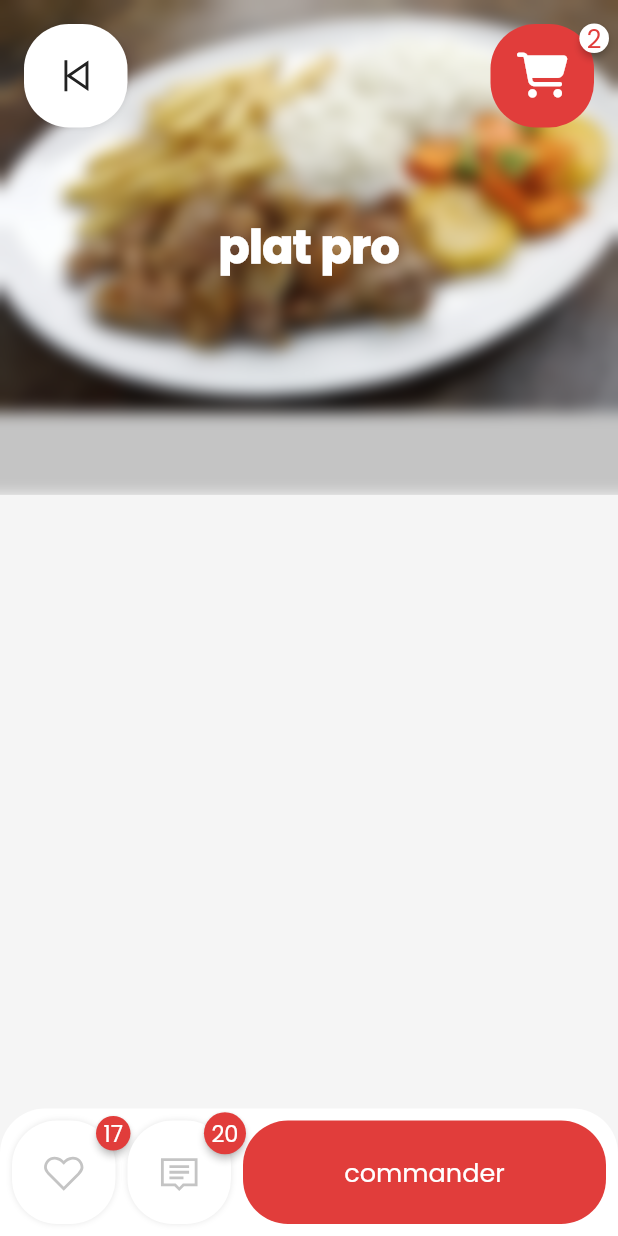
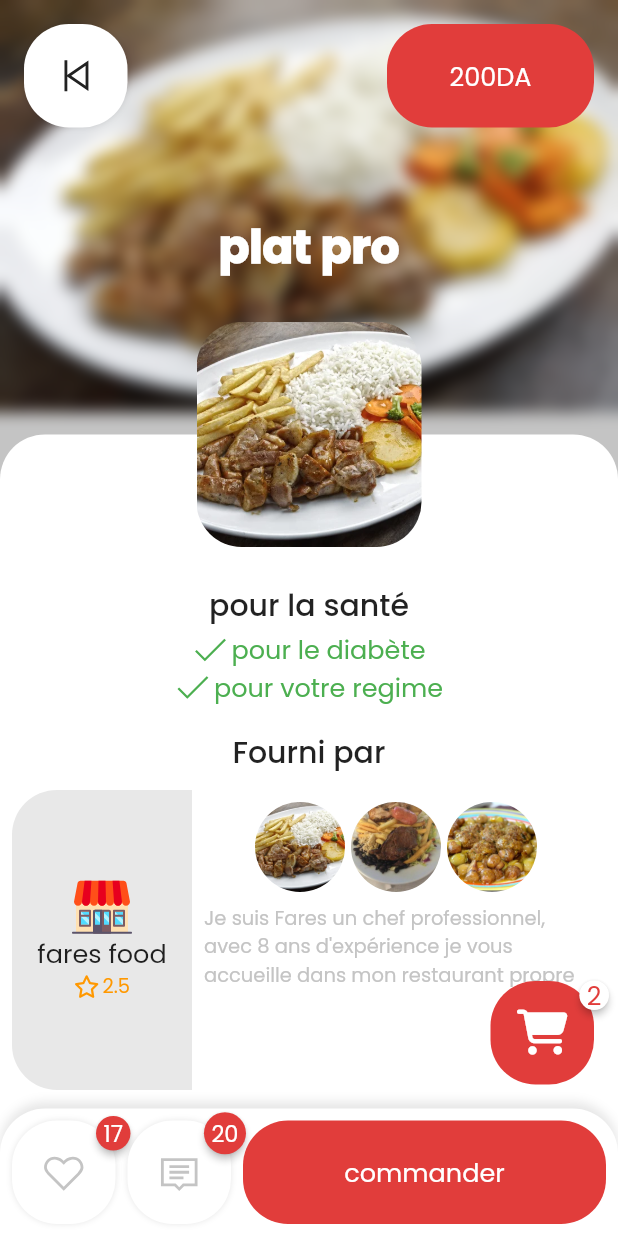
Before and after one commit to HoussemRabah/maclat, a Flutter app: the FoodScreen screen opened directly, on a phone screen of 412 x 824 dp. Run offline on Flutter 3.47's test engine with Material 2 defaults, Android fonts, the phone set to English and light mode, and no system bars; drawn by our look-alikes of badges, blur; our stand-ins replace card_swiper, dots_indicator, flutter_custom_clippers, flutter_svg, font_awesome_flutter, line_icons and 1 more.

Commit message:
improve food page

```diff
--- a/lib/UI/Screens/food.dart
+++ b/lib/UI/Screens/food.dart
@@ -4,9 +4,14 @@ import 'package:font_awesome_flutter/font_awesome_flutter.dart';
 import 'package:line_icons/line_icon.dart';
 import 'package:line_icons/line_icons.dart';
 import 'package:mbh/Core/constants.dart';
+import 'package:mbh/Logic/Modules/food.dart';
 import 'package:mbh/UI/Decoration/covers.dart';
+import 'package:mbh/UI/Widgets/appbar.dart';
+import 'package:mbh/UI/Widgets/checkedline.dart';
 import 'package:mbh/UI/Widgets/panier.dart';
 import 'package:blur/blur.dart';
+import 'package:mbh/UI/Widgets/storecard.dart';
+import 'package:mbh/UI/Widgets/titlebar.dart';
 
 class FoodScreen extends StatefulWidget {
   const FoodScreen({Key? key}) : super(key: key);
@@ -20,12 +25,81 @@ class _FoodScreenState extends State<FoodScreen> {
   Widget build(BuildContext context) {
     return SafeArea(
       child: Scaffold(
-        backgroundColor: backColor,
+        backgroundColor: inColor,
         bottomNavigationBar: buildNavigationBar(),
+        floatingActionButton: Panier(),
         body: Stack(
+          clipBehavior: Clip.antiAlias,
           alignment: Alignment.topCenter,
           children: [
+            backgroundBuilder(context),
+            SingleChildScrollView(
+              child: Column(
+                children: [
+                  SizedBox(
+                    height: MediaQuery.of(context).size.height * 0.4 - 40.0,
+                  ),
                   Container(
+                    clipBehavior: Clip.none,
+                    width: MediaQuery.of(context).size.width,
+                    height: 1000,
+                    decoration: BoxDecoration(
+                        color: inColor,
+                        borderRadius: BorderRadius.only(
+                            topLeft: Radius.circular(30.0),
+                            topRight: Radius.circular(30.0))),
+                    child: Stack(
+                      alignment: AlignmentDirectional.topCenter,
+                      clipBehavior: Clip.none,
+                      children: [
+                        Positioned(
+                          top: -150 / 2,
+                          child: Container(
+                            clipBehavior: Clip.antiAlias,
+                            decoration: BoxDecoration(borderRadius: radius),
+                            width: 150,
+                            height: 150,
+                            child: Image.asset(
+                              "assets/proto/exp1.png",
+                              fit: BoxFit.cover,
+                            ),
+                          ),
+                        ),
+                        Positioned(
+                          top: 150 / 2 + 8.0,
+                          child: Column(
+                            children: [
+                              TitleBar(title: "pour la santé", button: ""),
+                              CheckLine(text: "pour le diabète"),
+                              CheckLine(text: "pour votre regime"),
+                              TitleBar(title: "Fourni par", button: ""),
+                              StoreCard(
+                                  store:
+                                      Store(name: "fares food", rate: "2.5")),
+                              TitleBar(title: "Déscription", button: ""),
+                              Text(
+                                "Lorem Ipsum is simply dummy text of the printing and typesetting industry. Lorem Ipsum has been the industry's standard dummy text ever since the 1500s, when an unknown printer took a galley of type and scrambled it to make a type specimen book",
+                                style: textStyleSouSimple.copyWith(
+                                    color: greyColor),
+                              ),
+                            ],
+                          ),
+                        )
+                      ],
+                    ),
+                  ),
+                ],
+              ),
+            ),
+            ScreenAppBar(),
+          ],
+        ),
+      ),
+    );
+  }
+
+  Container backgroundBuilder(BuildContext context) {
+    return Container(
       color: greyColor,
       width: double.infinity,
       height: MediaQuery.of(context).size.height * 0.4,
@@ -39,35 +113,13 @@ class _FoodScreenState extends State<FoodScreen> {
           style: textStyleTitle.copyWith(color: Colors.white),
         ),
       ),
-            ),
-            Padding(
-              padding: const EdgeInsets.all(16.0),
-              child: Row(
-                children: [
-                  GestureDetector(
-                    onTap: () {
-                      Navigator.of(context).pop();
-                    },
-                    child: Sqaure(
-                        child: Icon(
-                      LineIcons.stepBackward,
-                      size: 30.0,
-                    )),
-                  ),
-                  Spacer(),
-                  Panier(),
-                ],
-              ),
-            )
-          ],
-        ),
-      ),
     );
   }
 
   Container buildNavigationBar() {
     return Container(
       decoration: BoxDecoration(
+          boxShadow: navigationBarShadows,
           color: inColor,
           borderRadius: BorderRadius.only(
               topLeft: Radius.circular(30), topRight: Radius.circular(30))),
--- a/lib/UI/Widgets/appbar.dart
+++ b/lib/UI/Widgets/appbar.dart
@@ -1,4 +1,9 @@
 import 'package:flutter/material.dart';
+import 'package:line_icons/line_icons.dart';
+import 'package:mbh/Core/constants.dart';
+import 'package:mbh/UI/Decoration/covers.dart';
+
+import 'panier.dart';
 
 class ScreenAppBar extends StatefulWidget {
   const ScreenAppBar({Key? key}) : super(key: key);
@@ -10,6 +15,33 @@ class ScreenAppBar extends StatefulWidget {
 class _ScreenAppBarState extends State<ScreenAppBar> {
   @override
   Widget build(BuildContext context) {
-    return Container();
+    return Padding(
+      padding: const EdgeInsets.all(16.0),
+      child: Row(
+        children: [
+          GestureDetector(
+            onTap: () {
+              Navigator.of(context).pop();
+            },
+            child: Sqaure(
+                child: Icon(
+              LineIcons.stepBackward,
+              size: 30.0,
+            )),
+          ),
+          Spacer(),
+          Container(
+              height: 69,
+              width: 69 * 2,
+              alignment: Alignment.center,
+              padding: EdgeInsets.all(4.0),
+              decoration: BoxDecoration(borderRadius: radius, color: mainColor),
+              child: Text(
+                "200DA",
+                style: textStyleSimple.copyWith(color: inColor),
+              )),
+        ],
+      ),
+    );
   }
 }
--- /dev/null
+++ b/lib/UI/Widgets/checkedline.dart
@@ -0,0 +1,32 @@
+import 'package:flutter/material.dart';
+import 'package:line_icons/line_icons.dart';
+import 'package:mbh/Core/constants.dart';
+
+class CheckLine extends StatefulWidget {
+  final String text;
+  const CheckLine({Key? key, required this.text}) : super(key: key);
+
+  @override
+  State<CheckLine> createState() => _CheckLineState();
+}
+
+class _CheckLineState extends State<CheckLine> {
+  @override
+  Widget build(BuildContext context) {
+    return Row(
+      children: [
+        Icon(
+          LineIcons.check,
+          color: Colors.green,
+        ),
+        SizedBox(
+          width: 2.0,
+        ),
+        Text(
+          widget.text,
+          style: textStyleSimple.copyWith(color: Colors.green),
+        )
+      ],
+    );
+  }
+}
--- a/lib/main.dart
+++ b/lib/main.dart
@@ -1,5 +1,7 @@
 import 'package:flutter/material.dart';
 import 'package:mbh/UI/Screens/login.dart';
+
+import 'UI/Screens/food.dart';
 
 void main() => runApp(MyApp());
 
@@ -12,7 +14,7 @@ class MyApp extends StatelessWidget {
         primarySwatch: Colors.blue,
         fontFamily: 'Poppins',
       ),
-      home: LoginScreen(),
+      home: FoodScreen(),
     );
   }
 }
```
Lines whose indentation alone changed are shown as unchanged.
